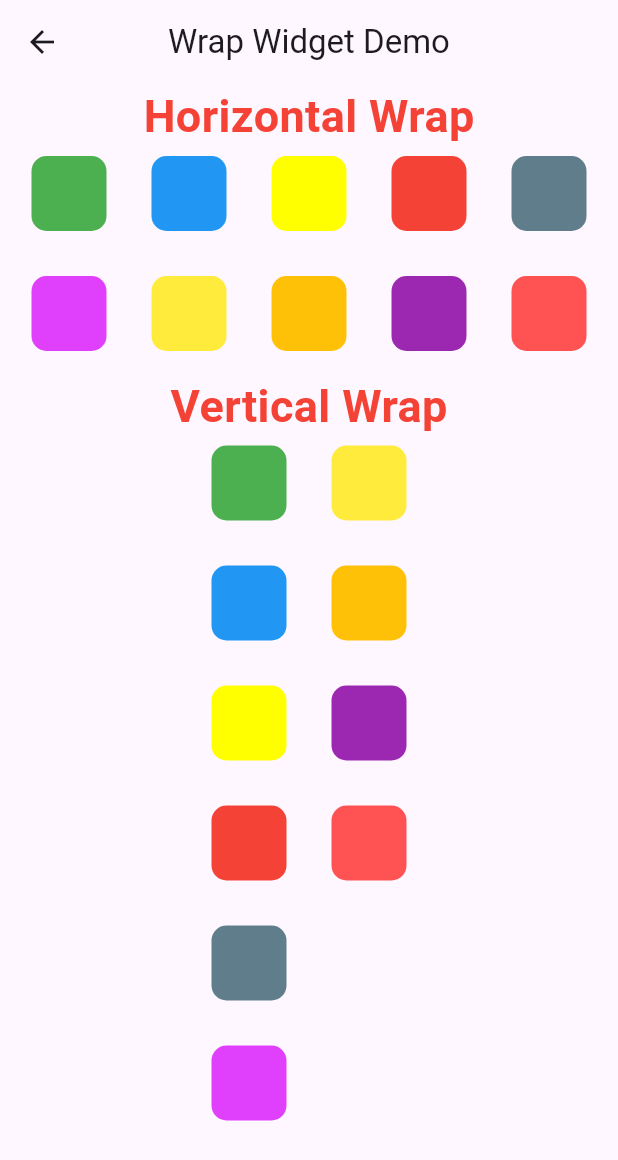
After one commit to chhua531001/flutter_more_widget, a Flutter app: the screen it shows after launch, after a tap on "WrapWidgetDemo", on a phone screen of 412 x 824 dp. The commit adds this screen. Shown: the top 1160 px of the screen. Run offline on Flutter 3.47's test engine with Material 3 defaults, Android fonts, the phone set to English and light mode, and no system bars.

Commit message:
20240718更新
1.增加alert dialog page
2.增加wrap widget page

```diff
--- a/lib/app_routes.dart
+++ b/lib/app_routes.dart
@@ -4,4 +4,6 @@ class AppRoutes {
   static const gridViewPage = "/grid_view_page";
   static const animatesSearchBarPage = "/animated_search_bar_page";
   static const animatedMenuPage = "/animated_manu_page";
+  static const alertDialogPage = "/alert_dialog_page";
+  static const wrapPage = "/wrap_widget_page";
 }
--- a/lib/main.dart
+++ b/lib/main.dart
@@ -1,4 +1,5 @@
 import 'package:flutter/material.dart';
+import 'package:flutter_more_widget/alert_dialog_page.dart';
 import 'package:flutter_more_widget/animated_menu_page.dart';
 import 'package:flutter_more_widget/animated_search_bar_page.dart';
 import 'package:flutter_more_widget/app_routes.dart';
@@ -9,6 +10,7 @@ import 'package:flutter_more_widget/widgets/big_circle.dart';
 import 'package:flutter_more_widget/widgets/big_dot.dart';
 import 'package:flutter_more_widget/widgets/circle_dot.dart';
 import 'package:flutter_more_widget/widgets/half_circle.dart';
+import 'package:flutter_more_widget/wrap_widget_page.dart';
 
 void main() {
   runApp(const MyApp());
@@ -52,6 +54,8 @@ class MyApp extends StatelessWidget {
         AppRoutes.gridViewPage: (context) => const GridViewPage(),
         AppRoutes.animatesSearchBarPage: (context) => const AnimatedSearchBarPage(),
         AppRoutes.animatedMenuPage: (context) => const AnimatedMenuPage(),
+        AppRoutes.alertDialogPage: (context) => const AlertDialogPage(),
+        AppRoutes.wrapPage: (context) => const WrapWidgetPage(),
       },
     );
   }
@@ -178,6 +182,34 @@ class _MyHomePageState extends State<MyHomePage> {
             },
             child: const Text("AnimatedMenuDemo"),
           ),
+          const SizedBox(height: 20,),
+          ElevatedButton(
+            onPressed: () {
+              //傳送參數到想顯示的頁面
+              Navigator.pushNamed(
+                context,
+                AppRoutes.alertDialogPage,
+                arguments: {
+                  "index": 4,
+                },
+              );
+            },
+            child: const Text("AlertDialogDemo"),
+          ),
+          const SizedBox(height: 20,),
+          ElevatedButton(
+            onPressed: () {
+              //傳送參數到想顯示的頁面
+              Navigator.pushNamed(
+                context,
+                AppRoutes.wrapPage,
+                arguments: {
+                  "index": 4,
+                },
+              );
+            },
+            child: const Text("WrapWidgetDemo"),
+          ),
         ],
       ),
     );
--- /dev/null
+++ b/lib/widgets/square_container.dart
@@ -0,0 +1,21 @@
+import 'package:flutter/material.dart';
+
+class SquareContainer extends StatelessWidget {
+  final Color color;
+  const SquareContainer({super.key, required this.color});
+
+  @override
+  Widget build(BuildContext context) {
+    return Padding(
+      padding: const EdgeInsets.all(5.0),
+      child: Container(
+        height: 50,
+        width: 50,
+        decoration: BoxDecoration(
+          borderRadius: BorderRadius.circular(10),
+          color: color,
+        ),
+      ),
+    );
+  }
+}
--- /dev/null
+++ b/lib/widgets/wrap_widget.dart
@@ -0,0 +1,49 @@
+import 'package:flutter/material.dart';
+import 'package:flutter_more_widget/widgets/square_container.dart';
+
+class WrapWidget extends StatelessWidget {
+  final Axis axis;
+  const WrapWidget({super.key, required this.axis});
+
+  @override
+  Widget build(BuildContext context) {
+    return Wrap(
+      direction: axis,
+      runAlignment: WrapAlignment.start,
+      runSpacing: 20,
+      spacing: 20,
+      children: const [
+        SquareContainer(
+          color: Colors.green,
+        ),
+        SquareContainer(
+          color: Colors.blue,
+        ),
+        SquareContainer(
+          color: Colors.yellowAccent,
+        ),
+        SquareContainer(
+          color: Colors.red,
+        ),
+        SquareContainer(
+          color: Colors.blueGrey,
+        ),
+        SquareContainer(
+          color: Colors.purpleAccent,
+        ),
+        SquareContainer(
+          color: Colors.yellow,
+        ),
+        SquareContainer(
+          color: Colors.amber,
+        ),
+        SquareContainer(
+          color: Colors.purple,
+        ),
+        SquareContainer(
+          color: Colors.redAccent,
+        ),
+      ],
+    );
+  }
+}
--- /dev/null
+++ b/lib/wrap_widget_page.dart
@@ -0,0 +1,48 @@
+import 'package:flutter/material.dart';
+import 'package:flutter_more_widget/widgets/wrap_widget.dart';
+
+class WrapWidgetPage extends StatelessWidget {
+  const WrapWidgetPage({super.key});
+
+  @override
+  Widget build(BuildContext context) {
+    return Scaffold(
+      appBar: AppBar(
+        centerTitle: true,
+        title: const Text("Wrap Widget Demo"),
+      ),
+      body: const Center(
+        child: Column(
+          children: [
+            Text(
+              "Horizontal Wrap",
+              style: TextStyle(
+                color: Colors.red,
+                fontSize: 30,
+                fontWeight: FontWeight.bold,
+              ),
+            ),
+            WrapWidget(
+              axis: Axis.horizontal,
+            ),
+            SizedBox(height: 10,),
+            Text(
+              "Vertical Wrap",
+              style: TextStyle(
+                color: Colors.red,
+                fontSize: 30,
+                fontWeight: FontWeight.bold,
+              ),
+            ),
+            Expanded(
+              flex: 1,
+              child: WrapWidget(
+                axis: Axis.vertical,
+              ),
+            ),
+          ],
+        ),
+      ),
+    );
+  }
+}
```
Also changed, not shown: lib/alert_dialog_page.dart (added, +67 -0 lines).
